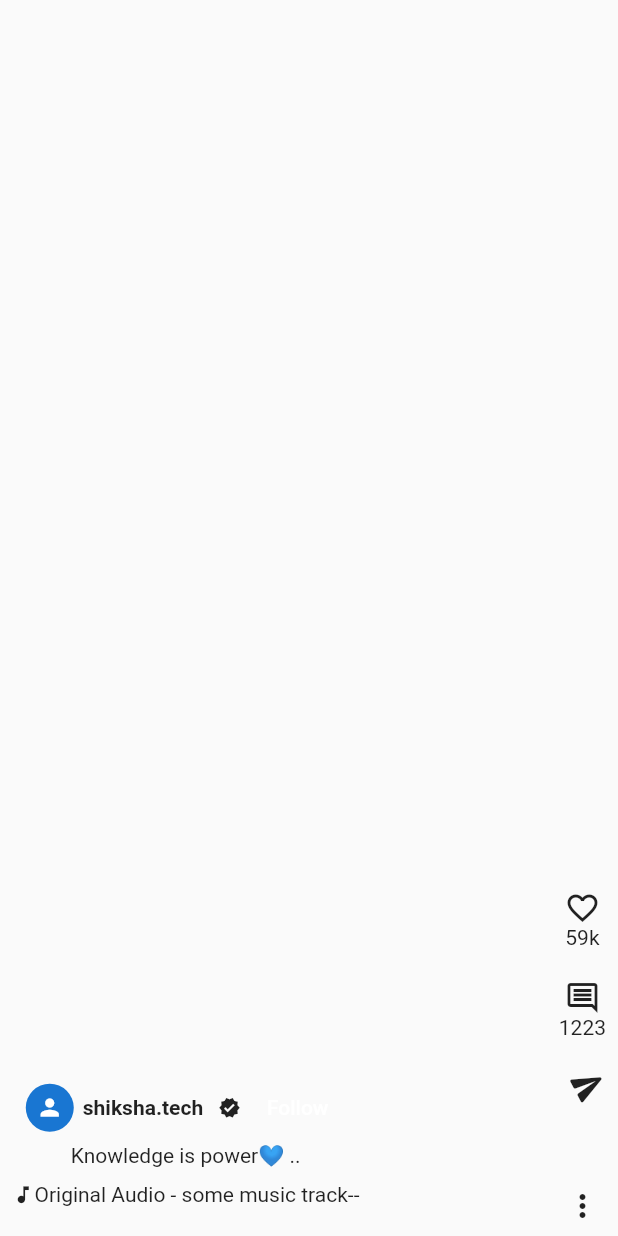
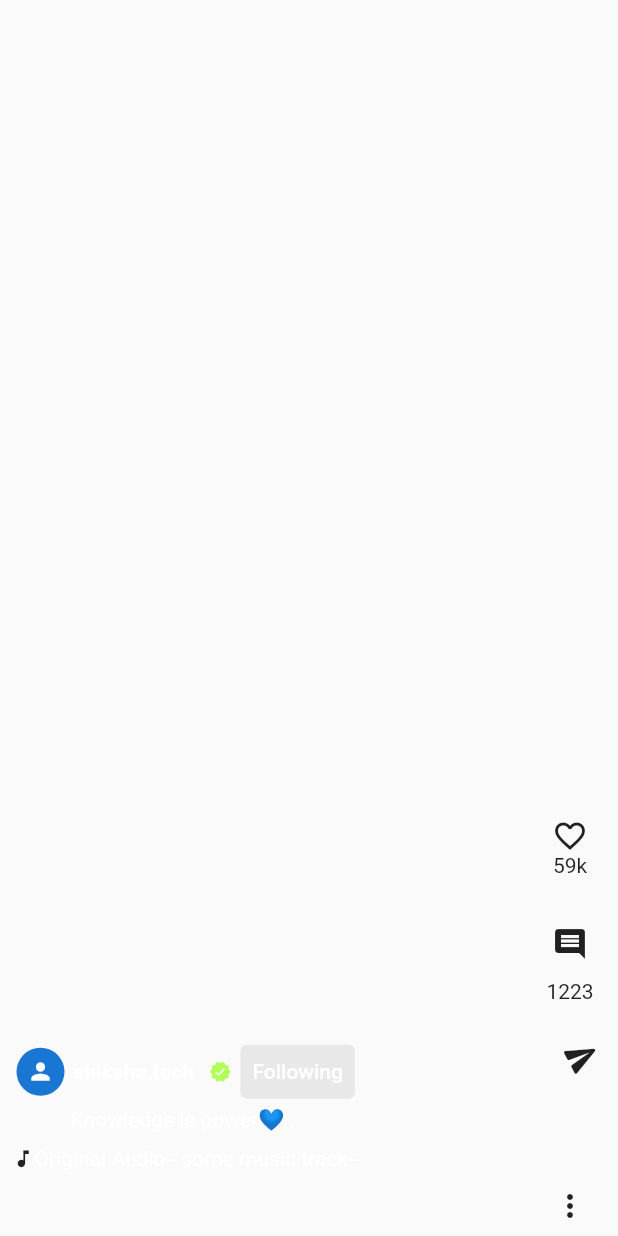
Before and after one commit to TheScriptRailoth/SHIKSHA.TECH, a Flutter app: the OptionsScreen widget shown alone on an empty page, opened directly, after a tap on "Follow", on a phone screen of 412 x 824 dp. Run offline on Flutter 3.47's test engine with Material 2 defaults, Android fonts, the phone set to English and light mode, and no system bars; our stand-ins replace card_swiper, chewie, flutter_svg, google_nav_bar, share, video_player; network calls fail.

Commit message:
Added Like Option

```diff
--- a/lib/widgets/home_screen_widget.dart
+++ b/lib/widgets/home_screen_widget.dart
@@ -1,6 +1,7 @@
 import 'package:flutter/foundation.dart';
 import 'package:flutter/material.dart';
 import 'package:flutter_svg/svg.dart';
+import 'package:share/share.dart';
 import 'package:shiksha_tech/community_page.dart';
 import 'package:shiksha_tech/widgets/course_card.dart';
 import 'package:shiksha_tech/widgets/courses_data.dart';
@@ -94,6 +95,11 @@ class HomeScreenWidget extends StatelessWidget {
             ListTile(
               leading: Icon(Icons.people),
               title: Text("Community"),
+              onTap: () {},
+            ),
+            ListTile(
+              leading: Icon(Icons.private_connectivity),
+              title: Text("Parent's Section"),
               onTap: () {},
             ),
             ListTile(
--- a/lib/widgets/options_screen.dart
+++ b/lib/widgets/options_screen.dart
@@ -1,6 +1,16 @@
 import 'package:flutter/material.dart';
+import 'package:share/share.dart';
+import 'content_screen.dart';
+class OptionsScreen extends StatefulWidget {
+  const OptionsScreen({super.key});
 
-class OptionsScreen extends StatelessWidget {
+  @override
+  State<OptionsScreen> createState() => _OptionsScreenState();
+}
+
+class _OptionsScreenState extends State<OptionsScreen> {
+  bool liked=false;
+  bool follow=false;
   @override
   Widget build(BuildContext context) {
     return Padding(
@@ -22,23 +32,32 @@ class OptionsScreen extends StatelessWidget {
                         radius: 16,
                       ),
                       SizedBox(width: 6),
-                      Text('shiksha.tech', style: TextStyle(fontWeight: FontWeight.bold),),
+                      Text('shiksha.tech', style: TextStyle(fontWeight: FontWeight.bold, color: Colors.white),),
                       SizedBox(width: 10),
-                      Icon(Icons.verified, size: 15),
+                      Icon(Icons.verified, size: 15, color: Colors.lightGreenAccent,),
                       SizedBox(width: 6),
                       TextButton(
-                        onPressed: () {},
-                        child: Text(
-                          'Follow',
+                        style: ButtonStyle(
+                            backgroundColor: MaterialStateProperty.all<Color>(Colors.grey.withOpacity(0.2)),
+                        ),
+                        onPressed: () {
+                          setState(() {
+                            follow=!follow;
+                          });
+                        },
+                        child:
+                        follow==false? Text('Follow',style: TextStyle(color: Colors.white),
+                        ):Text(
+                          'Following',
                           style: TextStyle(
                             color: Colors.white,
                           ),
-                        ),
+                        )
                       ),
                     ],
                   ),
                   SizedBox(width: 6),
-                  Text('Knowledge is power💙 ..'),
+                  Text('Knowledge is power💙 ..', style: TextStyle(color: Colors.white),),
                   SizedBox(height: 10),
                   Row(
                     children: [
@@ -46,22 +65,34 @@ class OptionsScreen extends StatelessWidget {
                         Icons.music_note,
                         size: 15,
                       ),
-                      Text('Original Audio - some music track--'),
+                      Text('Original Audio - some music track--', style: TextStyle(color: Colors.white),),
                     ],
                   ),
                 ],
               ),
               Column(
                 children: [
-                  Icon(Icons.favorite_outline),
+                  GestureDetector(
+                    onTap: (){
+                      setState(() {
+                  liked = !liked; // Toggle the liked state
+                  });
+                  },
+                    child: liked == false
+                        ? Icon(Icons.favorite_border_outlined)
+                        : Icon(Icons.favorite, color: Colors.red),
+                  ),
                   Text('59k'),
                   SizedBox(height: 20),
-                  Icon(Icons.comment_outlined),
+                  IconButton(onPressed: (){},
+                      icon: Icon(Icons.comment)),
                   Text('1223'),
                   SizedBox(height: 25),
                   Transform(
                     transform: Matrix4.rotationZ(5.8),
-                    child: Icon(Icons.send_rounded),
+                    child: IconButton(onPressed: (){
+                      Share.share('Check!');
+                    }, icon: Icon(Icons.send_rounded)),
                   ),
                   SizedBox(height: 50),
                   Icon(Icons.more_vert),
@@ -71,6 +102,6 @@ class OptionsScreen extends StatelessWidget {
           ),
         ],
       ),
-    );
+    );;
   }
 }
--- a/pubspec.yaml
+++ b/pubspec.yaml
@@ -28,6 +28,7 @@ environment:
 # the latest version available on pub.dev. To see which dependencies have newer
 # versions available, run `flutter pub outdated`.
 dependencies:
+  share: ^2.0.4
   flutter_svg: ^2.0.7
   card_swiper: ^2.0.3
   chewie: ^1.3.1
```
Also changed, not shown: lib/clipps_screen.dart (+5 -8 lines), lib/widgets/like_icon_screen.dart (+5 -8 lines), pubspec.lock.
